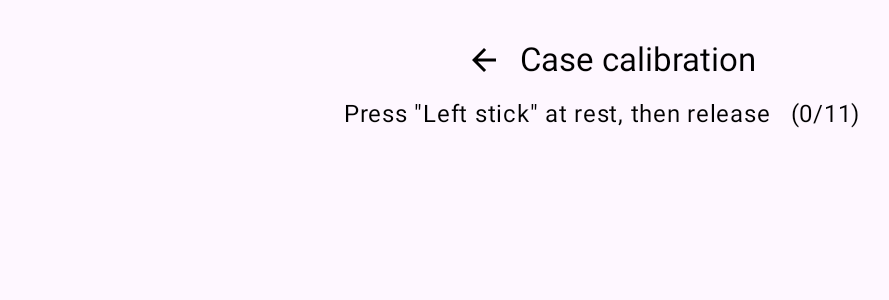
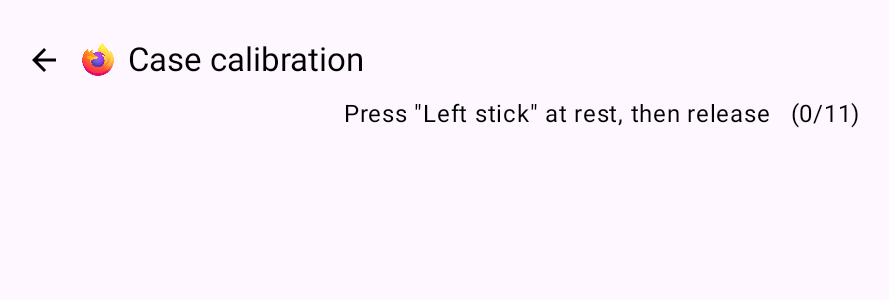
Before and after one commit to vilbht/test, an Android app built with Jetpack Compose: the ConnectionScreen screen opened through its navigation route, after a tap on "Calibrate case", on a phone screen of 824 x 412 dp (held sideways). Shown: the top 300 px of the screen, without its empty margins (16-905 px from the left). Run offline under Robolectric (Android 15) with nearby library versions, the phone set to English and light mode, and no system bars.

Commit message:
Add Firefox branding: launcher icon, UI/menu marks, case logo medallion
- Launcher: adaptive icon now uses the Firefox logo (inset foreground)
- UI: logo as the gamepad screen's menu button and a faint centered
  watermark; shared ScreenHeader puts the mark on every menu screen
- Case: parametric logo medallion recess with raised rim on the left grip
  wing; README section with five inlay approaches (epoxy sticker,
  multi-color coin, layered lithophane, vinyl, deboss) and trademark note

Co-Authored-By: Claude Fable 5 <noreply@anthropic.com>
Claude-Session: https://claude.ai/code/session_01Ruh742Pe3Lf6cf9NuRU84H

```diff
--- a/hid-gamepad/app/app/src/main/java/dev/hidgamepad/ui/calibration/CalibrationScreen.kt
+++ b/hid-gamepad/app/app/src/main/java/dev/hidgamepad/ui/calibration/CalibrationScreen.kt
@@ -41,6 +41,7 @@ import dev.hidgamepad.core.layout.DefaultLayouts
 import dev.hidgamepad.core.layout.ScreenInfo
 import dev.hidgamepad.core.layout.Vec2
 import dev.hidgamepad.ui.LocalAppContainer
+import dev.hidgamepad.ui.common.ScreenHeader
 import kotlinx.coroutines.launch
 
 /**
@@ -139,12 +140,7 @@ fun CalibrationScreen(onBack: () -> Unit) {
                 .padding(16.dp),
             horizontalAlignment = Alignment.CenterHorizontally,
         ) {
-            Row(verticalAlignment = Alignment.CenterVertically) {
-                IconButton(onClick = onBack) {
-                    Icon(Icons.AutoMirrored.Filled.ArrowBack, contentDescription = "Back")
-                }
-                Text("Case calibration", style = MaterialTheme.typography.titleLarge)
-            }
+            ScreenHeader("Case calibration", onBack = onBack)
 
             @Suppress("UNUSED_EXPRESSION") stepVersion
             val step = session.step
--- /dev/null
+++ b/hid-gamepad/app/app/src/main/java/dev/hidgamepad/ui/common/ScreenHeader.kt
@@ -0,0 +1,53 @@
+package dev.hidgamepad.ui.common
+
+import androidx.compose.foundation.Image
+import androidx.compose.foundation.layout.Row
+import androidx.compose.foundation.layout.RowScope
+import androidx.compose.foundation.layout.Spacer
+import androidx.compose.foundation.layout.fillMaxWidth
+import androidx.compose.foundation.layout.padding
+import androidx.compose.foundation.layout.size
+import androidx.compose.foundation.layout.width
+import androidx.compose.material.icons.Icons
+import androidx.compose.material.icons.automirrored.filled.ArrowBack
+import androidx.compose.material3.Icon
+import androidx.compose.material3.IconButton
+import androidx.compose.material3.MaterialTheme
+import androidx.compose.material3.Text
+import androidx.compose.runtime.Composable
+import androidx.compose.ui.Alignment
+import androidx.compose.ui.Modifier
+import androidx.compose.ui.res.painterResource
+import androidx.compose.ui.unit.dp
+import dev.hidgamepad.R
+
+/**
+ * Shared screen header: back arrow, the app mark, title, optional trailing
+ * actions. The logo is decorative (null content description) so TalkBack
+ * reads straight through to the title.
+ */
+@Composable
+fun ScreenHeader(
+    title: String,
+    onBack: () -> Unit,
+    actions: @Composable RowScope.() -> Unit = {},
+) {
+    Row(
+        verticalAlignment = Alignment.CenterVertically,
+        modifier = Modifier.fillMaxWidth(),
+    ) {
+        IconButton(onClick = onBack) {
+            Icon(Icons.AutoMirrored.Filled.ArrowBack, contentDescription = "Back")
+        }
+        Image(
+            painter = painterResource(R.drawable.firefox_logo),
+            contentDescription = null,
+            modifier = Modifier
+                .padding(end = 8.dp)
+                .size(24.dp),
+        )
+        Text(title, style = MaterialTheme.typography.titleLarge)
+        Spacer(Modifier.width(12.dp))
+        actions()
+    }
+}
--- a/hid-gamepad/app/app/src/main/java/dev/hidgamepad/ui/connection/ConnectionScreen.kt
+++ b/hid-gamepad/app/app/src/main/java/dev/hidgamepad/ui/connection/ConnectionScreen.kt
@@ -37,6 +37,7 @@ import androidx.compose.ui.unit.dp
 import dev.hidgamepad.bluetooth.ConnectionState
 import dev.hidgamepad.bluetooth.HidDeviceService
 import dev.hidgamepad.ui.LocalAppContainer
+import dev.hidgamepad.ui.common.ScreenHeader
 import kotlinx.coroutines.launch
 
 @SuppressLint("MissingPermission") // gated by PermissionGate
@@ -55,12 +56,7 @@ fun ConnectionScreen(
 
     PermissionGate {
         Column(modifier = Modifier.fillMaxSize().padding(16.dp)) {
-            Row(verticalAlignment = Alignment.CenterVertically) {
-                IconButton(onClick = onBack) {
-                    Icon(Icons.AutoMirrored.Filled.ArrowBack, contentDescription = "Back to gamepad")
-                }
-                Text("Connection", style = MaterialTheme.typography.titleLarge)
-            }
+            ScreenHeader("Connection", onBack = onBack)
 
             Text(
                 text = when (val c = connection) {
--- a/hid-gamepad/app/app/src/main/java/dev/hidgamepad/ui/gamepad/GamepadScreen.kt
+++ b/hid-gamepad/app/app/src/main/java/dev/hidgamepad/ui/gamepad/GamepadScreen.kt
@@ -2,15 +2,13 @@ package dev.hidgamepad.ui.gamepad
 
 import android.view.MotionEvent
 import androidx.compose.foundation.Canvas
+import androidx.compose.foundation.Image
 import androidx.compose.foundation.background
 import androidx.compose.foundation.layout.Box
 import androidx.compose.foundation.layout.fillMaxSize
 import androidx.compose.foundation.layout.offset
 import androidx.compose.foundation.layout.padding
 import androidx.compose.foundation.layout.size
-import androidx.compose.material.icons.Icons
-import androidx.compose.material.icons.filled.Menu
-import androidx.compose.material3.Icon
 import androidx.compose.material3.IconButton
 import androidx.compose.material3.MaterialTheme
 import androidx.compose.material3.Text
@@ -29,6 +27,7 @@ import androidx.compose.ui.graphics.drawscope.Stroke
 import androidx.compose.ui.input.pointer.pointerInteropFilter
 import androidx.compose.ui.layout.onSizeChanged
 import androidx.compose.ui.platform.LocalDensity
+import androidx.compose.ui.res.painterResource
 import androidx.compose.ui.semantics.Role
 import androidx.compose.ui.semantics.contentDescription
 import androidx.compose.ui.semantics.liveRegion
@@ -105,22 +104,34 @@ fun GamepadScreen(onOpenMenu: () -> Unit) {
                 true
             },
     ) {
+        // Faint brand watermark behind the controls (decorative only).
+        Image(
+            painter = painterResource(dev.hidgamepad.R.drawable.firefox_logo),
+            contentDescription = null,
+            alpha = 0.06f,
+            modifier = Modifier
+                .align(Alignment.Center)
+                .size(180.dp),
+        )
+
         ControlsCanvas(layout.controls, state)
 
         // Invisible semantic nodes so every control is reachable and
         // actionable with TalkBack (screen-reader support is unconditional).
         ControlSemantics(layout.controls, state, canvasSize)
 
+        // The brand mark doubles as the menu button.
         IconButton(
             onClick = onOpenMenu,
             modifier = Modifier
                 .align(Alignment.TopStart)
                 .padding(4.dp),
         ) {
-            Icon(
-                Icons.Filled.Menu,
+            Image(
+                painter = painterResource(dev.hidgamepad.R.drawable.firefox_logo),
                 contentDescription = "Open connection and settings menu",
-                tint = MaterialTheme.colorScheme.onBackground.copy(alpha = 0.6f),
+                alpha = 0.85f,
+                modifier = Modifier.size(28.dp),
             )
         }
 
--- a/hid-gamepad/app/app/src/main/res/mipmap-anydpi-v26/ic_launcher.xml
+++ b/hid-gamepad/app/app/src/main/res/mipmap-anydpi-v26/ic_launcher.xml
@@ -1,5 +1,5 @@
 <?xml version="1.0" encoding="utf-8"?>
 <adaptive-icon xmlns:android="http://schemas.android.com/apk/res/android">
     <background android:drawable="@color/ic_launcher_background" />
-    <foreground android:drawable="@drawable/ic_launcher_foreground" />
+    <foreground android:drawable="@drawable/ic_launcher_firefox_fg" />
 </adaptive-icon>
```
Also changed, not shown: hid-gamepad/app/app/src/main/java/dev/hidgamepad/ui/mapping/MappingScreen.kt (+8 -14 lines), hid-gamepad/app/app/src/main/java/dev/hidgamepad/ui/profiles/ProfilesScreen.kt (+2 -6 lines), hid-gamepad/app/app/src/main/java/dev/hidgamepad/ui/settings/SettingsScreen.kt (+2 -6 lines), hid-gamepad/app/app/src/main/res/drawable/ic_launcher_firefox_fg.xml (added, +8 -0 lines), hid-gamepad/app/app/src/main/res/drawable-nodpi/firefox_logo.png (added), 3 other files.
